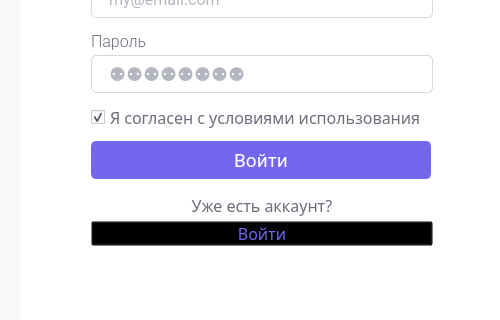
This is design/register_w.ui in yurii-bel/project_2021 as Qt 5 draws it before an edit; both pictures show x 780 to 1280 and y 359 to 679 of the 1280 by 768 pixel window. The edited form follows.
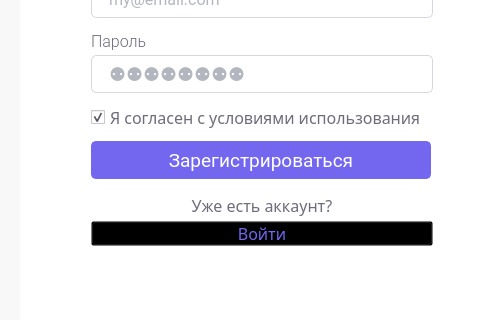
This is the edited form. Icons and pictures are not drawn.

The edit to the form file:
```diff
--- a/design/register_w.ui
+++ b/design/register_w.ui
@@ -84,7 +84,7 @@
 }</string>
     </property>
     <property name="text">
-     <string>Войти</string>
+     <string>Зарегистрироваться</string>
     </property>
     <property name="checkable">
      <bool>false</bool>
```
